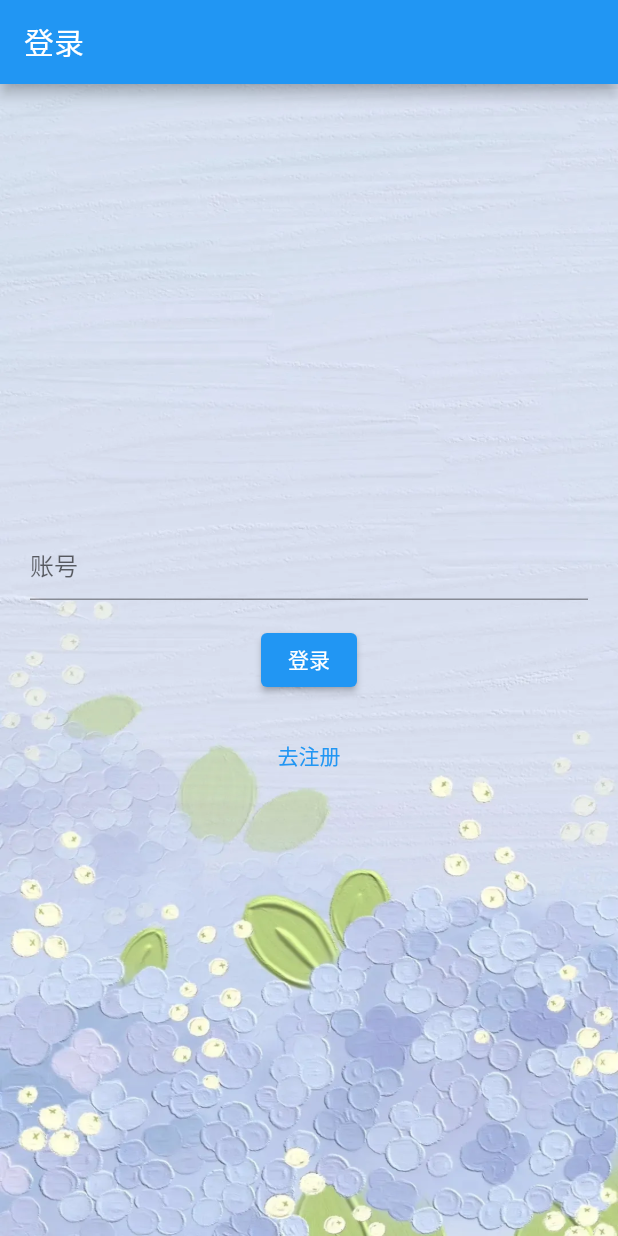
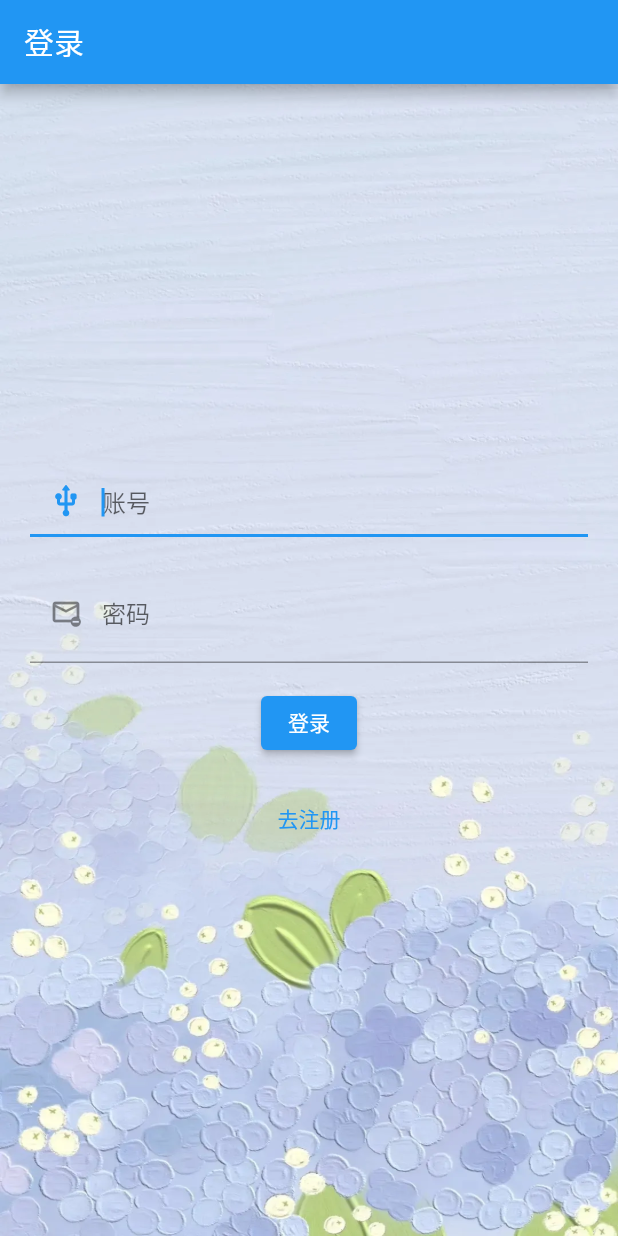
Before and after one commit to hyy984750073/fat_cat, a Flutter app: the screen it shows after launch, after a tap on "去登录", on a phone screen of 412 x 824 dp. Run offline on Flutter 3.47's test engine with Material 2 defaults, Android fonts, the light colour scheme and no system bars; network calls fail.

Commit message:
完善表单更多功能

```diff
--- a/lib/user/login.dart
+++ b/lib/user/login.dart
@@ -8,7 +8,34 @@ class Login extends StatefulWidget {
 }
 
 class _LoginState extends State<Login> {
+  // <FormState>  泛型   表单的状态
   final GlobalKey<FormState> _formKey = GlobalKey<FormState>();
+  // TextEditingController就是在OC中UITextFeild 控件 [TextEditingController.addListener].监听输入框输入字符 类似于UITextFeild的textvalueDidChange代理
+  final TextEditingController _controllerPassword = TextEditingController();
+  final TextEditingController _controllerUser = TextEditingController();
+  final FocusNode _userNode = FocusNode();
+  final FocusNode _passwordNode = FocusNode();
+  // FocusScopeNode _focusScopeNode;
+
+  // 进来时
+  @override
+  void initState() {
+    // TODO: implement initState
+    super.initState();
+  }
+
+  // 退出时
+  @override
+  void dispose() {
+    // TODO: implement dispose
+    super.dispose();
+    // 退出时注释掉那些很占用内存的东西，否则占用内存
+    _controllerPassword.dispose();
+    _controllerUser.dispose();
+    _userNode.dispose();
+    _passwordNode.dispose();
+    // if (_focusScopeNode != null) _focusScopeNode.dispose();
+  }
 
   @override
   Widget build(BuildContext context) {
@@ -33,25 +60,74 @@ class _LoginState extends State<Login> {
             child: Column(
                 mainAxisAlignment: MainAxisAlignment.center,
                 children: <Widget>[
+                  // 表单输入框，是可以校验的
                   TextFormField(
+                    autofocus: true, // 自动获取焦点
+                    // 捕捉监听TextField的焦点获取与失去，同时也可通过FocusNode来使用绑定对应的TextField获取焦点与失去焦点
+                    focusNode: _userNode,
+                    controller: _controllerUser,
                     decoration: const InputDecoration(
                       hintText: '账号',
+                      prefixIcon: Icon(Icons.usb_rounded), // 框内
                     ),
                     validator: (String? value) {
                       if (value == null || value.isEmpty) {
                         return '请输入您的手机号/邮箱';
+                      } else if (value.length < 8) {
+                        return '长度大于8';
                       }
                       return null;
+                    },
+                    // 输入类型：搜索类型，则输入法有搜索
+                    textInputAction: TextInputAction.next,
+                    // 当我们按回车时
+                    onFieldSubmitted: (val) {
+                      print('ssd');
+                    },
+                  ),
+                  const SizedBox(
+                    height: 20,
+                  ),
+                  // 单纯输入框
+                  TextField(
+                    controller: _controllerPassword,
+                    obscureText: true, // 是否为密码框
+                    focusNode: _passwordNode,
+                    decoration: const InputDecoration(
+                      // icon: Icon(Icons.unsubscribe_outlined), // 框外
+                      // border: OutlineInputBorder(), // 是否有边框
+                      prefixIcon: Icon(Icons.unsubscribe_outlined), // 框内
+                      labelText: '密码',
+                      hintText: '默认文字',
+                    ),
+                    onChanged: (val) {
+                      // print(val);
                     },
                   ),
                   Padding(
                     padding: const EdgeInsets.symmetric(vertical: 16.0),
                     child: ElevatedButton(
                       onPressed: () {
-                        // Validate will return true if the form is valid, or false if
-                        // the form is invalid.
+                        print('密码${_controllerPassword.text}');
+                        print('账号${_controllerUser.text}');
+                        print(_formKey.currentState!.validate().toString());
+
+                        // // 为空的时候给它赋值
+                        // if (_focusScopeNode == null) {
+                        //   _focusScopeNode = FocusScope.of(context);
+                        // }
+                        // // 有值之后,将光标给到‘账号’
+                        // _focusScopeNode.requestFocus(_userNode);
+                        // // 不想要焦点,可以让界面所有的焦点消失
+                        // _focusScopeNode.unfocus();
+
+                        /**
+                         * (_formKey.currentState as FormState).validate()
+                         * 可以写成
+                         * _formKey.currentState!.validate()
+                        */
+                        // if ((_formKey.currentState as FormState).validate()) {
                         if (_formKey.currentState!.validate()) {
-                          // Process data.
                           Navigator.of(context).pushNamedAndRemoveUntil(
                               '/tabs', (route) => false);
                         }
@@ -64,7 +140,7 @@ class _LoginState extends State<Login> {
                       var toRegister = Navigator.pushNamed(context, "/register",
                           arguments: {'phone': '15278061180', 'age': 15});
 
-                          toRegister.then((value) => print(value));
+                      toRegister.then((value) => print(value));
                     },
                     child: const Text('去注册'),
                   ),
```
Also changed, not shown: lib/demo/widgets.dart (+80 -27 lines).
